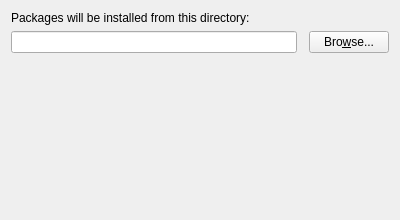
The window that Libraries/MiKTeX/UI/Qt/SiteWizLocal.ui (MiKTeX/miktex) describes before a commit, drawn with Qt 5.
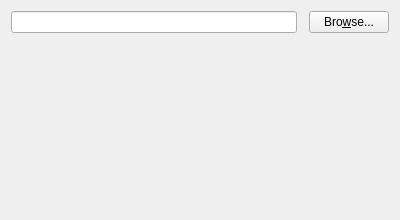
The same window after the commit.

```diff
--- a/Libraries/MiKTeX/UI/Qt/SiteWizLocal.ui
+++ b/Libraries/MiKTeX/UI/Qt/SiteWizLocal.ui
@@ -21,14 +21,7 @@
   </property>
   <layout class="QVBoxLayout" >
    <item>
-    <widget class="QLabel" name="label" >
-     <property name="text" >
-      <string>Packages will be installed from this directory:</string>
-     </property>
-    </widget>
-   </item>
-   <item>
-    <layout class="QHBoxLayout" >
+    <layout class="QHBoxLayout">
      <item>
       <widget class="QLineEdit" name="leDirectory" >
        <property name="readOnly" >
```
Left out of the diff: 33 changed lines with no effect on the pictures.
